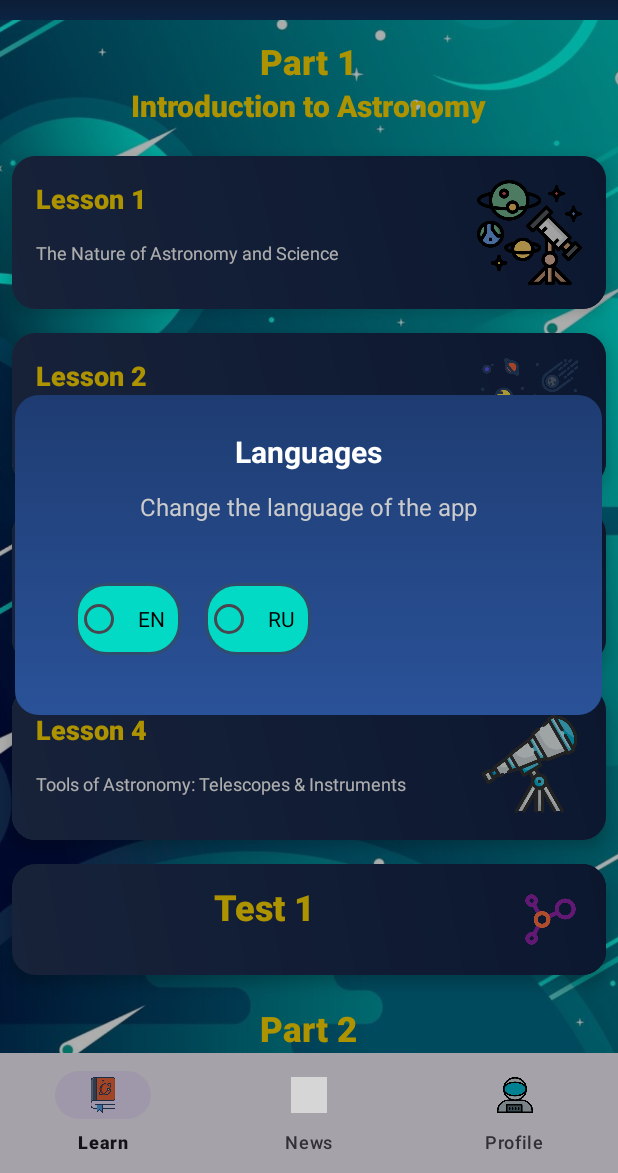
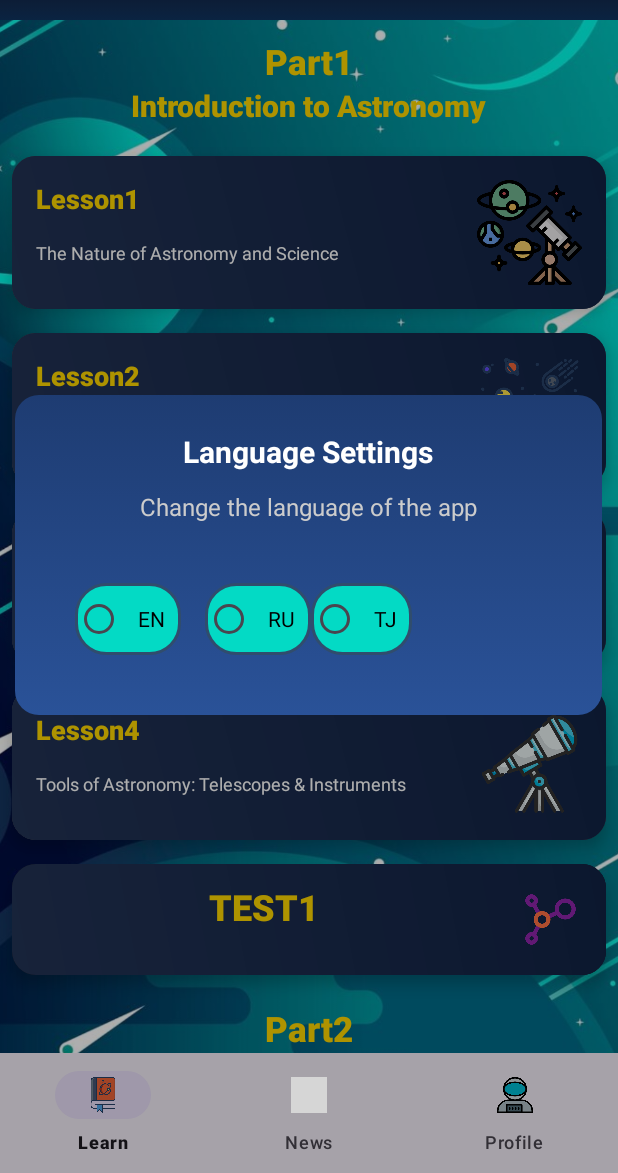
Before and after one commit to MukumovMuhammad/Centauri, an Android app: the screen it shows after launch (MainActivity), after a tap on "Language Settings", on a phone screen of 412 x 824 dp, the part 63-1236 px from its top. Run offline under Robolectric (Android 15) with nearby library versions, the phone set to English and light mode, and no system bars; our stand-ins replace CircleImageView, Firebase (no records; nobody signed in at launch, a user with empty details on screens opened directly); pictures from the network do not load; 1 other tap on this screen came first; grey boxes are pictures that could not be loaded.

Commit message:
added tajik lang

```diff
--- a/app/src/main/java/com/example/centauri/DialogWindows.kt
+++ b/app/src/main/java/com/example/centauri/DialogWindows.kt
@@ -26,8 +26,8 @@ class DialogWindows(var context: Context) {
             .create()
 
         dialog.window?.setBackgroundDrawableResource(android.R.color.transparent)
-        dialogView.findViewById<TextView>(R.id.titleTextView).text = "Languages"
-        dialogView.findViewById<TextView>(R.id.messageTextView).text = "Change the language of the app"
+        dialogView.findViewById<TextView>(R.id.titleTextView).text = context.getString(R.string.language_settings)
+        dialogView.findViewById<TextView>(R.id.messageTextView).text = context.getString(R.string.lang_change_expl)
 
         dialogView.findViewById<RadioButton>(R.id.radio_en).setOnClickListener {
             onItemClicked("en")
@@ -36,6 +36,11 @@ class DialogWindows(var context: Context) {
 
         dialogView.findViewById<RadioButton>(R.id.radio_ru).setOnClickListener {
             onItemClicked("ru")
+            dialog.dismiss()
+        }
+
+        dialogView.findViewById<RadioButton>(R.id.radio_tj).setOnClickListener {
+            onItemClicked("tj")
             dialog.dismiss()
         }
 
--- a/app/src/main/java/com/example/centauri/MainActivity.kt
+++ b/app/src/main/java/com/example/centauri/MainActivity.kt
@@ -1,5 +1,6 @@
 package com.example.centauri
 
+import LocaleHelper
 import android.annotation.SuppressLint
 import android.content.Context
 import android.content.Intent
@@ -18,6 +19,7 @@ import androidx.core.view.WindowInsetsCompat
 import androidx.core.view.WindowInsetsControllerCompat
 import androidx.fragment.app.Fragment
 import com.example.centauri.databinding.ActivityMainBinding
+import com.example.centauri.fragments.main_nav_frag.NasaNewsFragment
 import com.example.centauri.fragments.main_nav_frag.StudyLessonsListFragment
 import com.example.firebasetodoapp.AuthState
 import com.example.firebasetodoapp.AuthViewModel
@@ -74,6 +76,11 @@ class MainActivity : AppCompatActivity() {
                 binding.navView.getHeaderView(0).findViewById<TextView>(R.id.username_text).text = user.username
             }
         }
+        else{
+
+//            binding.navView.(0).findViewById<TextView>(R.id.nav_logout).text = getString(R.string.test)
+            binding.navView.menu.findItem(R.id.nav_logout).title = getString(R.string.sign_out)
+        }
 
 
 //        These are for making icons colored
@@ -83,9 +90,12 @@ class MainActivity : AppCompatActivity() {
 
         binding.bottomNavigationView.selectedItemId = R.id.learn
 
+
+
         binding.bottomNavigationView.setOnItemSelectedListener{
             when(it.itemId){
                 R.id.learn -> replaceFragment(StudyLessonsListFragment())
+                R.id.news -> replaceFragment(NasaNewsFragment())
                 else -> {
                 }
             }
@@ -113,7 +123,7 @@ class MainActivity : AppCompatActivity() {
                         startActivity(intent)
                     }
                     else{
-                        dialogWindows.showSpaceDialog(R.string.you_are_not_authenticated.toString(), R.string.have_to_create_account.toString(), object : DialogWindows.DialogCallback{
+                        dialogWindows.showSpaceDialog(getString(R.string.you_are_not_authenticated), getString(R.string.have_to_create_account), object : DialogWindows.DialogCallback{
                             override fun onOkCLicked() {
                                 var intent = Intent(this@MainActivity, AuthActivity::class.java)
                                 startActivity(intent)
@@ -180,6 +190,7 @@ class MainActivity : AppCompatActivity() {
 
     override fun attachBaseContext(newBase: Context?) {
         super.attachBaseContext(LocaleHelper.setLocale(newBase!!, LocaleHelper.getSavedLanguage(newBase)))
+        Log.v("MainActivity_TAG", "language that is used is ${LocaleHelper.getSavedLanguage(newBase)}")
     }
 
 }
--- a/app/src/main/java/com/example/centauri/rvAdapterLesson.kt
+++ b/app/src/main/java/com/example/centauri/rvAdapterLesson.kt
@@ -73,7 +73,7 @@ class rvAdapterLesson(private val lessonList: Array<rvItemsData>) : RecyclerView
 
     override fun getItemCount(): Int = lessonList.size
 
-    @SuppressLint("ResourceAsColor")
+    @SuppressLint("ResourceAsColor", "SetTextI18n")
     override fun onBindViewHolder(holder: ViewHolder, position: Int) {
 
         var isClosed : Boolean = (
@@ -97,17 +97,17 @@ class rvAdapterLesson(private val lessonList: Array<rvItemsData>) : RecyclerView
             rvItemType.LESSON -> {
                 Log.i(TAG, "onBindViewHolder() this Item is LESSON")
                 holder.icon!!.setImageResource(item.icon)
-                holder.number!!.text = "Lesson ${item.number}"
+                holder.number!!.text = holder.itemView.context.getString(R.string.lesson) + item.number.toString()
                 holder.title!!.text = item.title
             }
             rvItemType.TEST -> {
                 Log.i(TAG, "onBindViewHolder() this Item is TEST")
                 holder.icon!!.setImageResource(item.icon)
-                holder.number!!.text =  "Test ${item.number}"
+                holder.number!!.text =  holder.itemView.context.getString(R.string.test) + item.number.toString()
             }
             else -> {
                 Log.i(TAG, "onBindViewHolder() this Item is PART")
-                holder.number!!.text = "Part ${item.number}"
+                holder.number!!.text = holder.itemView.context.getString(R.string.part) + item.number.toString()
                 holder.title!!.text = item.title
             }
         }
--- a/app/src/main/java/com/example/centauri/templates/LessonTemplateActivity.kt
+++ b/app/src/main/java/com/example/centauri/templates/LessonTemplateActivity.kt
@@ -73,11 +73,11 @@ class LessonTemplateActivity : AppCompatActivity() {
 
             if (lesson_number > 4){
 
-                dbViewModel.getLessonTitles(lesson_number){titles ->
+                dbViewModel.getLessonTitles(lesson_number, this){titles ->
                     lesson_title.text = titles[i-1]
                 }
 
-                dbViewModel.getLessonContext(lesson_number){contexts ->
+                dbViewModel.getLessonContext(lesson_number, this){contexts ->
                     lesson_text.text = contexts[i-1]
                 }
 
--- a/app/src/main/res/layout/dialog_languages.xml
+++ b/app/src/main/res/layout/dialog_languages.xml
@@ -39,6 +39,7 @@
             android:orientation="horizontal"
             android:padding="16dp">
 
+            <!--       EN    -->
             <RadioButton
                 android:id="@+id/radio_en"
                 android:layout_width="wrap_content"
@@ -50,11 +51,23 @@
                 android:background="@drawable/shape_radio_button_style"
                 android:layout_marginEnd="16dp"/>
 
+            <!--      RU     -->
             <RadioButton
                 android:id="@+id/radio_ru"
                 android:layout_width="wrap_content"
                 android:layout_height="wrap_content"
                 android:text="RU"
+                android:textColor="@color/black"
+                android:buttonTint="@color/nebula_blue"
+                android:padding="10dp"
+                android:background="@drawable/shape_radio_button_style"/>
+
+            <!--       TJ     -->
+            <RadioButton
+                android:id="@+id/radio_tj"
+                android:layout_width="wrap_content"
+                android:layout_height="wrap_content"
+                android:text="TJ"
                 android:textColor="@color/black"
                 android:buttonTint="@color/nebula_blue"
                 android:padding="10dp"
--- a/app/src/main/res/menu/drawer_menu.xml
+++ b/app/src/main/res/menu/drawer_menu.xml
@@ -1,11 +1,9 @@
 <?xml version="1.0" encoding="utf-8"?>
 <menu xmlns:android="http://schemas.android.com/apk/res/android">
-
     <item
         android:id="@+id/nav_language"
         android:title="@string/language_settings"
         android:icon="@drawable/ic_languages" />
-
 
     <item
         android:id="@+id/nav_logout"
--- a/app/src/main/res/values/strings.xml
+++ b/app/src/main/res/values/strings.xml
@@ -9,16 +9,20 @@
     <string name="learn">Learn</string>
     <string name="news">News</string>
     <string name="profile">Profile</string>
+    <string name="part">Part</string>
+    <string name="lesson">Lesson</string>
+    <string name="test">TEST</string>
 
     <string name="navigation_drawer_open">open</string>
     <string name="navigation_drawer_close">close</string>
 
-        <!--    BASIC SETTING STRINGS    -->
+    <!--    BASIC SETTING STRINGS    -->
 
     <string name="unauthenticated">Guest</string>
     <string name="sign_in">Sign in</string>
     <string name="sign_out">Sign out</string>
     <string name="language_settings">Language Settings</string>
+    <string name="lang_change_expl">Change the language of the app</string>
     <string name="you_are_not_authenticated">You are not authenticated</string>
     <string name="have_to_create_account">You have to create an account for this!</string>
 
@@ -42,8 +46,6 @@
     <string name="loading_question">Loading question...</string>
     <string name="checking_ai">Checking is AI working...</string>
     <string name="ai_not_working">Sorry the AI assistence is not working Try later</string>
-
-
 
 
     <!--//////////    The lesson structure ////////// -->
@@ -232,7 +234,8 @@ continues today as we unlock the secrets of the cosmos.
         the vast amounts of data collected from observatories. Robotic telescopes and automated systems allow scientists to monitor the sky continuously and detect sudden events, like supernovae or asteroids.
         Thanks to these advanced tools and instruments, we can observe objects billions of light-years away, study planets orbiting other stars, and even search for signs of life beyond Earth.
     </string>
-
+    <!-- TODO: Remove or change this placeholder text -->
+    <string name="hello_blank_fragment">Hello blank fragment</string>
 
 
 </resources>
```
Also changed, not shown: app/src/main/java/com/example/centauri/fragments/main_nav_frag/NasaNewsFragment.kt (added, +52 -0 lines), app/src/main/java/com/example/centauri/models/ApodNewsData.kt (added, +11 -0 lines), app/src/main/java/com/example/centauri/models/DbViewModel.kt (+43 -4 lines), app/src/main/java/com/example/centauri/models/GeminiViewModel.kt (+9 -2 lines), app/src/main/res/layout/fragment_nasa_news.xml (added, +71 -0 lines), 2 other files.
